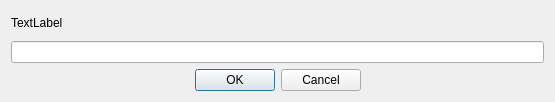
Before: the Qt Designer form UI/forms/XLNameDialog.ui in gechangli/obs-studio, drawn with Qt 5.
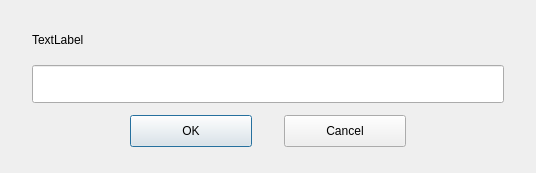
After: the same form once the commit is applied.

Commit message: name dialog change style

Patch:
```diff
--- a/UI/forms/XLNameDialog.ui
+++ b/UI/forms/XLNameDialog.ui
@@ -9,14 +9,29 @@
    <rect>
     <x>0</x>
     <y>0</y>
-    <width>555</width>
-    <height>102</height>
+    <width>536</width>
+    <height>173</height>
    </rect>
   </property>
   <property name="windowTitle">
    <string notr="true">Dialog</string>
   </property>
   <layout class="QVBoxLayout" name="verticalLayout">
+   <property name="spacing">
+    <number>12</number>
+   </property>
+   <property name="leftMargin">
+    <number>32</number>
+   </property>
+   <property name="topMargin">
+    <number>26</number>
+   </property>
+   <property name="rightMargin">
+    <number>32</number>
+   </property>
+   <property name="bottomMargin">
+    <number>26</number>
+   </property>
    <item>
     <widget class="QLabel" name="label">
      <property name="sizePolicy">
@@ -41,28 +56,98 @@
        <verstretch>0</verstretch>
       </sizepolicy>
      </property>
+     <property name="minimumSize">
+      <size>
+       <width>0</width>
+       <height>38</height>
+      </size>
+     </property>
+     <property name="maximumSize">
+      <size>
+       <width>16777215</width>
+       <height>38</height>
+      </size>
+     </property>
      <property name="text">
       <string notr="true"/>
      </property>
     </widget>
    </item>
-   <item>
-    <widget class="QDialogButtonBox" name="buttonBox">
+   <item alignment="Qt::AlignHCenter">
+    <widget class="QWidget" name="buttonBar" native="true">
      <property name="sizePolicy">
-      <sizepolicy hsizetype="Expanding" vsizetype="Maximum">
+      <sizepolicy hsizetype="Fixed" vsizetype="Preferred">
        <horstretch>0</horstretch>
        <verstretch>0</verstretch>
       </sizepolicy>
      </property>
-     <property name="orientation">
-      <enum>Qt::Horizontal</enum>
-     </property>
-     <property name="standardButtons">
-      <set>QDialogButtonBox::Cancel|QDialogButtonBox::Ok</set>
-     </property>
-     <property name="centerButtons">
-      <bool>true</bool>
-     </property>
+     <layout class="QHBoxLayout" name="horizontalLayout">
+      <property name="spacing">
+       <number>32</number>
+      </property>
+      <property name="leftMargin">
+       <number>0</number>
+      </property>
+      <property name="topMargin">
+       <number>0</number>
+      </property>
+      <property name="rightMargin">
+       <number>0</number>
+      </property>
+      <property name="bottomMargin">
+       <number>0</number>
+      </property>
+      <item>
+       <widget class="QPushButton" name="yesButton">
+        <property name="sizePolicy">
+         <sizepolicy hsizetype="Fixed" vsizetype="Fixed">
+          <horstretch>0</horstretch>
+          <verstretch>0</verstretch>
+         </sizepolicy>
+        </property>
+        <property name="minimumSize">
+         <size>
+          <width>122</width>
+          <height>32</height>
+         </size>
+        </property>
+        <property name="maximumSize">
+         <size>
+          <width>122</width>
+          <height>32</height>
+         </size>
+        </property>
+        <property name="text">
+         <string>OK</string>
+        </property>
+       </widget>
+      </item>
+      <item>
+       <widget class="QPushButton" name="noButton">
+        <property name="sizePolicy">
+         <sizepolicy hsizetype="Fixed" vsizetype="Fixed">
+          <horstretch>0</horstretch>
+          <verstretch>0</verstretch>
+         </sizepolicy>
+        </property>
+        <property name="minimumSize">
+         <size>
+          <width>122</width>
+          <height>32</height>
+         </size>
+        </property>
+        <property name="maximumSize">
+         <size>
+          <width>122</width>
+          <height>32</height>
+         </size>
+        </property>
+        <property name="text">
+         <string>Cancel</string>
+        </property>
+       </widget>
+      </item>
+     </layout>
     </widget>
    </item>
   </layout>
```
Left out of the diff: 37 changed lines with no effect on the pictures. The commit also changes 3 other files.
